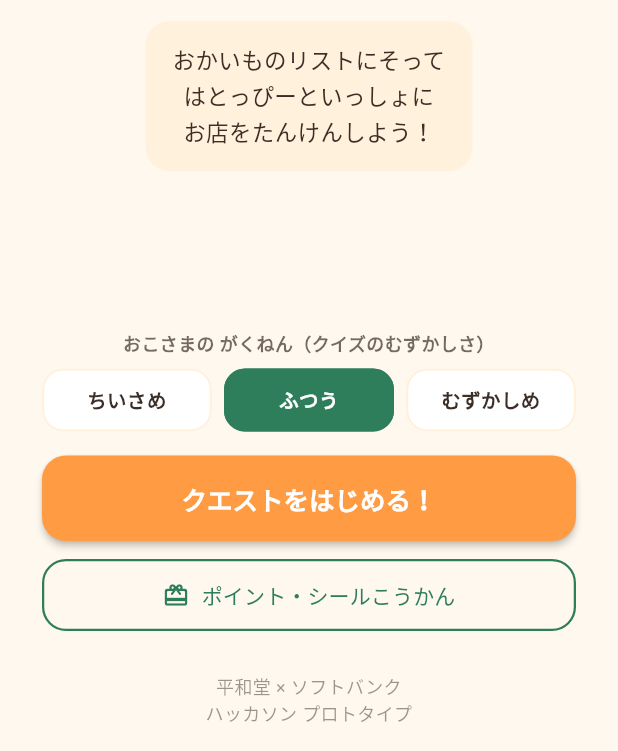
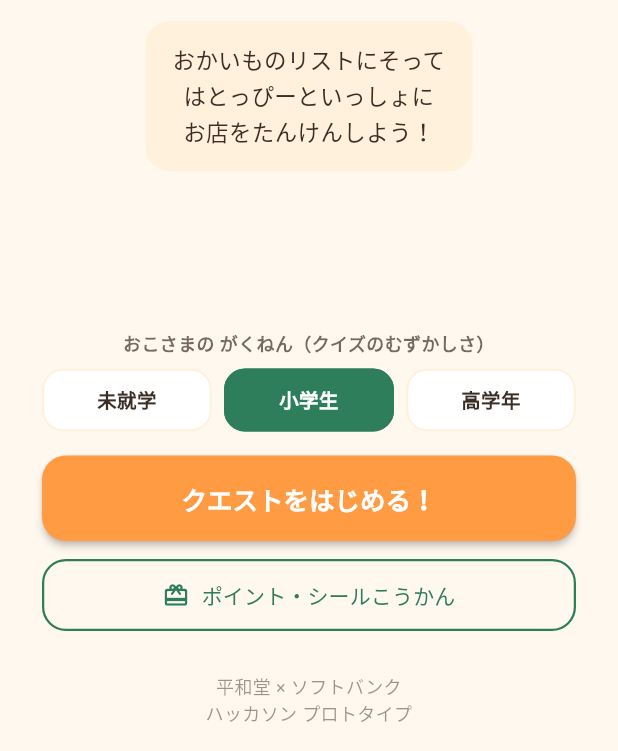
Before and after one commit to hiroyuki-rdx/hatonavi, a Flutter app: the screen it shows after launch, on a phone screen of 412 x 824 dp, the part 485-1236 px from its top. Run offline on Flutter 3.47's test engine with Material 3 defaults, Android fonts, the phone set to English and light mode, and no system bars; our stand-ins replace shared_preferences; missing offline and left inert: dart:html, dart:js_util, mobile_scanner.

Commit message:
feat: クイズ3段階(未就学/小学生/高学年)＋UIのピピットセルフ表記撤去＋ハルシ対策強化
- level_service: レベルを 未就学(〜6さい)/小学生(1〜3年)/高学年(4〜6年) に再設定(既定=小学生)
- quiz_screen: 「ピピットセルフのカゴに追加」演出→「よみこみ中…」、バナー→「✅ よみとれたよ！」
- sticker_screen: 会計表示を「おかいけいに すすもうね」に中立化(UIにピピットセルフ名を出さない)
- ハルシネーション対策: gemini_service が手書き事実(item.explanation)を fact として送り、
  選択肢重複チェックを追加。api/gemini.js は「事実だけを根拠/創作禁止/1つだけ正解/不適切禁止」＋
  temperature=0.3(quiz)。失敗・不正は固定クイズへフォールバック(=誤クイズを表示しない多層防御)
- 総チェック合格・flutter build web 成功

Co-Authored-By: Claude Opus 4.8 <noreply@anthropic.com>

```diff
--- a/lib/screens/home_screen.dart
+++ b/lib/screens/home_screen.dart
@@ -17,7 +17,7 @@ class HomeScreen extends StatefulWidget {
 }
 
 class _HomeScreenState extends State<HomeScreen> {
-  /// 現在選択中のレベル id。初期値は既定（無ければ「ふつう」）。
+  /// 現在選択中のレベル id。初期値は既定（無ければ「小学生」）。
   int _levelId = LevelService.defaultId;
 
   @override
@@ -189,7 +189,7 @@ class _LevelChip extends StatelessWidget {
 
   @override
   Widget build(BuildContext context) {
-    // 「ふつう（小1〜2）」→「ふつう」のように、括弧前の短い名前だけ表示する。
+    // 「小学生（1〜3年）」→「小学生」のように、括弧前の短い名前だけ表示する。
     final shortLabel = level.label.split('（').first;
     return Material(
       color: selected ? AppColors.primaryGreen : Colors.white,
--- a/lib/screens/quiz_screen.dart
+++ b/lib/screens/quiz_screen.dart
@@ -9,7 +9,7 @@ import '../services/level_service.dart';
 enum _Phase { idle, camera, adding, quiz, result }
 
 /// 企画書「② はとっぴーの地産地消おつかいクイズ」を再現する画面。
-/// スキャン演出 → ピピットセルフへのカゴ追加演出 → はとっぴーのクイズ → 正誤フィードバック
+/// スキャン演出 → 読み込み → はとっぴーのクイズ → 正誤フィードバック
 /// の順に進む。正解した場合のみ Navigator.pop(true) でバッジ獲得を呼び出し元に伝える。
 class QuizScreen extends StatefulWidget {
   final ShoppingItem item;
@@ -148,7 +148,7 @@ class _ScanningView extends StatelessWidget {
           CircularProgressIndicator(color: AppColors.primaryGreen),
           SizedBox(height: 18),
           Text(
-            'スキャン中…\nピピットセルフのカゴに追加しています',
+            'よみこみ中…',
             textAlign: TextAlign.center,
             style: TextStyle(fontWeight: FontWeight.bold, height: 1.5),
           ),
@@ -159,7 +159,7 @@ class _ScanningView extends StatelessWidget {
 }
 
 /// 実カメラでバーコードを読み取るビュー（mobile_scanner v7）。
-/// ピピットセルフのスキャン体験そのもの。カメラが使えない端末では
+/// 実カメラでバーコードを読み取る。カメラが使えない端末では
 /// errorBuilder＋下のボタンで「スキップ」して先へ進める（デモが止まらない）。
 class _ScannerView extends StatefulWidget {
   /// バーコードを読み取れたら、その文字列を渡して呼ばれる。
@@ -276,7 +276,7 @@ class _QuizView extends StatelessWidget {
           ),
           alignment: Alignment.center,
           child: const Text(
-            '✅ ピピットセルフのカゴに追加されました！',
+            '✅ よみとれたよ！',
             style: TextStyle(fontWeight: FontWeight.bold, fontSize: 12),
           ),
         ),
--- a/lib/screens/sticker_screen.dart
+++ b/lib/screens/sticker_screen.dart
@@ -6,7 +6,7 @@ import 'home_screen.dart';
 import 'point_screen.dart';
 
 /// 企画書「③ リアル店舗連動『おてつだい達成シール』」を再現する完了画面。
-/// ピピットセルフでのお会計をうながす演出 → シール引換券の表示 → 獲得バッジ（ご当地はとっぴー図鑑）の確認、
+/// お会計をうながす演出 → シール引換券の表示 → 獲得バッジ（ご当地はとっぴー図鑑）の確認、
 /// という一連の体験をまとめている。
 class StickerScreen extends StatefulWidget {
   final int totalItems;
@@ -88,7 +88,7 @@ class _StickerScreenState extends State<StickerScreen> {
           ),
           const SizedBox(height: 6),
           const Text(
-            'ピピットセルフでお会計してね',
+            'おかいけいに すすもうね',
             style: TextStyle(color: Colors.white70, fontSize: 13),
           ),
           const SizedBox(height: 24),
@@ -205,7 +205,7 @@ class _PayingView extends StatelessWidget {
           CircularProgressIndicator(color: Colors.white),
           SizedBox(height: 20),
           Text(
-            'ピピットセルフでお会計してね',
+            'おかいけいに すすもうね',
             style: TextStyle(color: Colors.white, fontWeight: FontWeight.bold),
           ),
         ],
--- a/lib/services/gemini_service.dart
+++ b/lib/services/gemini_service.dart
@@ -68,6 +68,9 @@ class GeminiService {
               'area': item.area,
               'level': level,
               'levelHint': levelHint,
+              // ハルシネーション対策：手書きの「正しい事実」を渡し、これだけを根拠に
+              // 出題させる（AIに事実を発明させない＝グラウンディング）。
+              'fact': item.explanation,
             }),
           )
           .timeout(_timeout);
@@ -82,6 +85,8 @@ class GeminiService {
       if (q is! String || q.trim().isEmpty) return null;
       if (choices == null || choices.length != 4) return null;
       if (choices.any((c) => c.trim().isEmpty)) return null;
+      // 選択肢の重複はNG（4つすべて異なること）。
+      if (choices.map((c) => c.trim()).toSet().length != 4) return null;
       if (ci is! int || ci < 0 || ci > 3) return null;
       if (exp is! String || exp.trim().isEmpty) return null;
       return GeneratedQuiz(
--- a/lib/services/level_service.dart
+++ b/lib/services/level_service.dart
@@ -32,22 +32,22 @@ class LevelService {
   static const List<QuizLevel> levels = [
     QuizLevel(
       id: 1,
-      label: 'ちいさめ（年少〜年長）',
-      hint: 'とてもやさしく。ひらがな中心。選択肢の違いを大きく、直感で選べる。',
+      label: '未就学（〜6さい）',
+      hint: 'とてもやさしく。ぜんぶ ひらがな。みじかい文。選択肢は3〜4語で、正解とのちがいがはっきりわかるように。',
     ),
     QuizLevel(
       id: 2,
-      label: 'ふつう（小1〜2）',
-      hint: 'やさしい日本語。すなおな4択。',
+      label: '小学生（1〜3年）',
+      hint: 'やさしい日本語。小学校 低〜中学年向け。すなおな4択。',
     ),
     QuizLevel(
       id: 3,
-      label: 'むずかしめ（小3〜4）',
-      hint: '少し考える問題。語彙はやや高め。ただし低学年でも読める範囲。',
+      label: '高学年（4〜6年）',
+      hint: '少し考える問題。小学校 高学年向け。語彙はやや高めでもよい（ただし難解・下品にしない）。',
     ),
   ];
 
-  /// 既定のレベル id（「ふつう（小1〜2）」）。
+  /// 既定のレベル id（「小学生（1〜3年）」）。
   static const int defaultId = 2;
 
   /// 現在のレベル id のメモリキャッシュ（同期参照用）。
```
Also changed, not shown: 1 other file.
